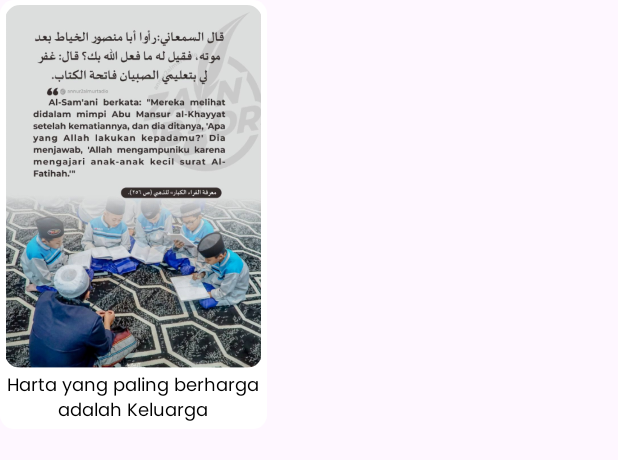
After one commit to cyberannur2/Annur2App, an Android app: the layout item_quote.xml on its own in the app's theme, with its tools: preview values and no code run, on a phone screen of 412 x 824 dp. The commit adds this screen. Shown: the top 460 px of the screen. Run offline under Robolectric (Android 15) with nearby library versions, the phone set to English and light mode, and no system bars.

Commit message:
UI semua menu + quote home

```diff
--- /dev/null
+++ b/app/src/main/res/drawable/bg_quote.xml
@@ -0,0 +1,9 @@
+<?xml version="1.0" encoding="utf-8"?>
+<selector xmlns:android="http://schemas.android.com/apk/res/android">
+    <item>
+        <shape android:shape="rectangle">
+            <corners android:radius="9dp" />
+            <solid android:color="@color/white" />
+        </shape>
+    </item>
+</selector>
--- a/app/src/main/res/layout/fragment_home.xml
+++ b/app/src/main/res/layout/fragment_home.xml
@@ -9,7 +9,7 @@
     <androidx.core.widget.NestedScrollView
         android:id="@+id/nested_scroll_view"
         android:layout_width="match_parent"
-        android:layout_height="match_parent"
+        android:layout_height="wrap_content"
         android:layout_above="@id/navigation"
         android:scrollbars="none"
         android:scrollingCache="true">
--- /dev/null
+++ b/app/src/main/res/layout/item_quote.xml
@@ -0,0 +1,46 @@
+<?xml version="1.0" encoding="utf-8"?>
+<androidx.constraintlayout.widget.ConstraintLayout xmlns:android="http://schemas.android.com/apk/res/android"
+    xmlns:app="http://schemas.android.com/apk/res-auto"
+    android:layout_width="wrap_content"
+    android:layout_height="wrap_content">
+
+    <View
+        android:id="@+id/view"
+        android:layout_width="178dp"
+        android:layout_height="286dp"
+        android:background="@drawable/bg_quote"
+        app:layout_constraintStart_toStartOf="parent"
+        app:layout_constraintTop_toTopOf="parent" />
+
+    <com.google.android.material.imageview.ShapeableImageView
+        android:id="@+id/iv_quote"
+        android:layout_width="171dp"
+        android:layout_height="242dp"
+        android:layout_marginStart="3dp"
+        android:layout_marginTop="3dp"
+        android:layout_marginEnd="3dp"
+        android:src="@drawable/pre_quote"
+        app:layout_constraintEnd_toEndOf="@+id/view"
+        app:layout_constraintStart_toStartOf="@+id/view"
+        app:layout_constraintTop_toTopOf="@+id/view"
+        app:shapeAppearanceOverlay="@style/roundimageview_quote" />
+
+    <TextView
+        android:layout_width="0dp"
+        android:layout_height="wrap_content"
+        android:layout_marginStart="3dp"
+        android:layout_marginTop="3dp"
+        android:layout_marginEnd="3dp"
+        android:layout_marginBottom="3dp"
+        android:fontFamily="@font/poppins"
+        android:text="Harta yang paling berharga adalah Keluarga"
+        android:textColor="@color/black"
+        android:textSize="12sp"
+        android:gravity="center"
+        android:maxLines="2"
+        app:layout_constraintBottom_toBottomOf="@+id/view"
+        app:layout_constraintEnd_toEndOf="@+id/view"
+        app:layout_constraintStart_toStartOf="@+id/view"
+        app:layout_constraintTop_toBottomOf="@+id/iv_quote" />
+
+</androidx.constraintlayout.widget.ConstraintLayout>
--- a/app/src/main/res/values/strings.xml
+++ b/app/src/main/res/values/strings.xml
@@ -146,4 +146,8 @@
         "when a user tries to pick up one of cards.\n\n"
     </string>
     <string name="action_settings">Settings</string>
+    <string name="semua_menu">Semua Menu</string>
+    <string name="sab_ul_munjiyat">Sab\'ul Munjiyat</string>
+    <string name="kitab_syi_ir">Kitab Syi\'ir</string>
+    <string name="dalailul_khoirot">Dalailul Khoirot</string>
 </resources>
--- a/app/src/main/res/values/style.xml
+++ b/app/src/main/res/values/style.xml
@@ -10,4 +10,9 @@
         <item name="cornerFamily">rounded</item>
         <item name="cornerSize">6dp</item>
     </style>
+
+    <style name="roundimageview_quote" parent="">
+        <item name="cornerFamily">rounded</item>
+        <item name="cornerSize">10dp</item>
+    </style>
 </resources>
```
Also changed, not shown: app/src/main/java/com/miniawradsantri/awrad/quote/QuoteFragment.kt (added, +60 -0 lines), app/src/main/res/drawable/bg_line_menu.xml (added, +9 -0 lines), app/src/main/res/layout/fragment_quote.xml (added, +14 -0 lines), app/src/main/res/layout/layout_semua_menu.xml (added, +277 -0 lines), app/src/main/res/drawable/pre_quote.png (added).
